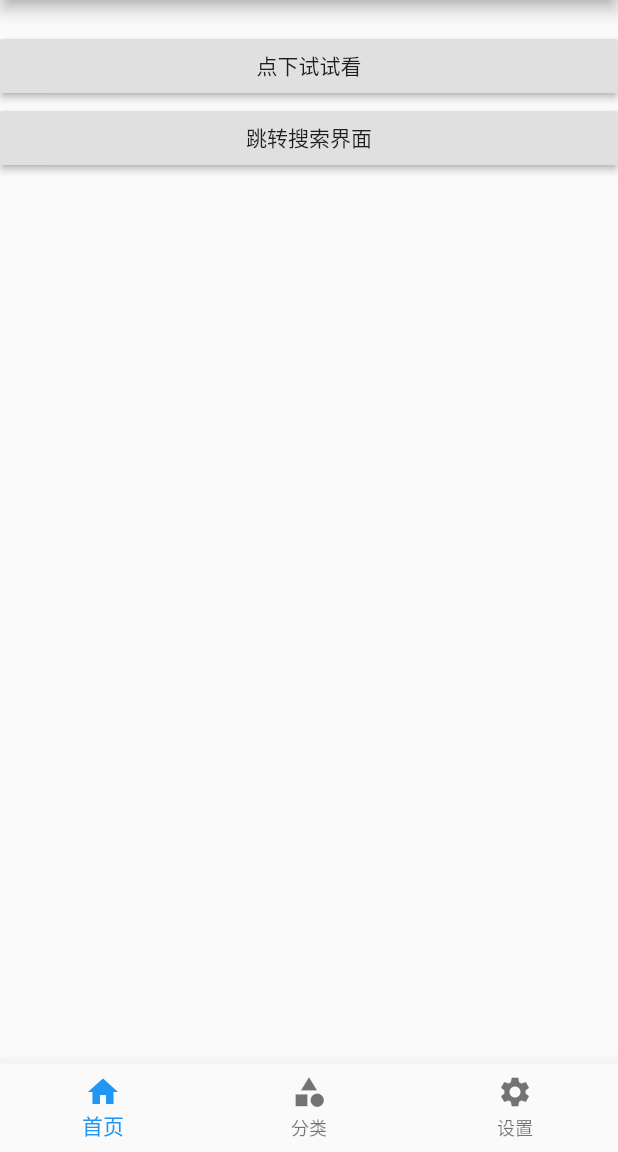
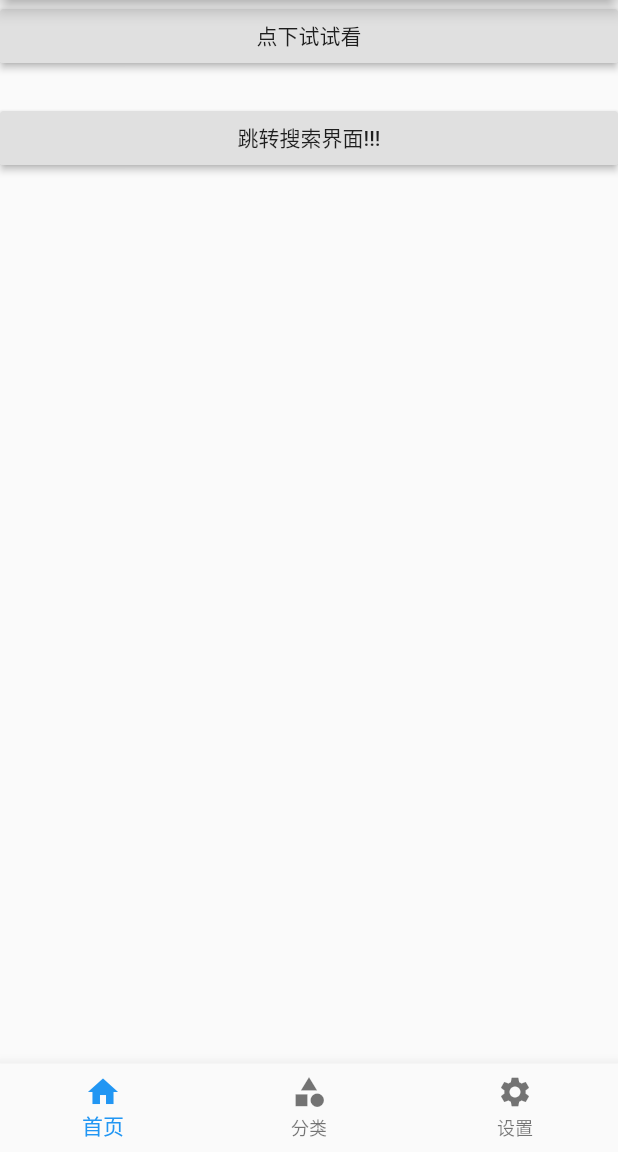
Before and after one commit to iHZW/Flutter_Study, a Flutter app: the screen it shows after launch, on a phone screen of 412 x 824 dp, the part 84-1236 px from its top. Run offline on Flutter 3.47's test engine with Material 2 defaults, Android fonts, the phone set to English and light mode, and no system bars.

Commit message:
[Utility]  添加路由文件    进一步封装代码

```diff
--- a/myflutter/lib/pages/Home.dart
+++ b/myflutter/lib/pages/Home.dart
@@ -22,9 +22,6 @@ class _HomeContentState extends State<HomeContent> {
             );
           }).toList(),
         ),
-        SizedBox(
-          height: 20.0,
-        ),
         RaisedButton(
           child: Text("点下试试看"),
           onPressed: () {
@@ -34,8 +31,11 @@ class _HomeContentState extends State<HomeContent> {
             });
           },
         ),
+        SizedBox(
+          height: 20.0,
+        ),
         RaisedButton(
-          child: Text("跳转搜索界面"),
+          child: Text("跳转搜索界面!!!"),
           onPressed: () {
             // 路由跳转
             // Navigator.of(context)
--- /dev/null
+++ b/myflutter/lib/routers/routes.dart
@@ -0,0 +1,36 @@
+import '../tabs/Tabs.dart';
+import '../pages/Form.dart';
+import '../pages/SearchPage.dart';
+import '../pages/Setting.dart';
+import 'package:flutter/material.dart';
+
+final routes = {
+  '/': (context) => Tabs(),
+  '/form': (context) => FormPage(),
+  '/search': (context, {arguments}) => SearchPage(
+        arguments: arguments,
+      ),
+  '/setting': (context, {arguments}) => SettingPage(
+        arguments: arguments,
+      ),
+};
+
+// 固定写法
+var onGenerateRoute = (RouteSettings settings) {
+  // 统一处理
+  final String name = settings.name;
+  final Function pageContentBuilder = routes[name];
+
+  if (pageContentBuilder != null) {
+    if (settings.arguments != null) {
+      final Route route = MaterialPageRoute(
+          builder: (context) =>
+              pageContentBuilder(context, arguments: settings.arguments));
+      return route;
+    } else {
+      final Route route =
+          MaterialPageRoute(builder: (context) => pageContentBuilder(context));
+      return route;
+    }
+  }
+};
```
Also changed, not shown: myflutter/lib/main.dart (+15 -25 lines), myflutter/lib/pages/Setting.dart (+7 -2 lines), 1 other file.
